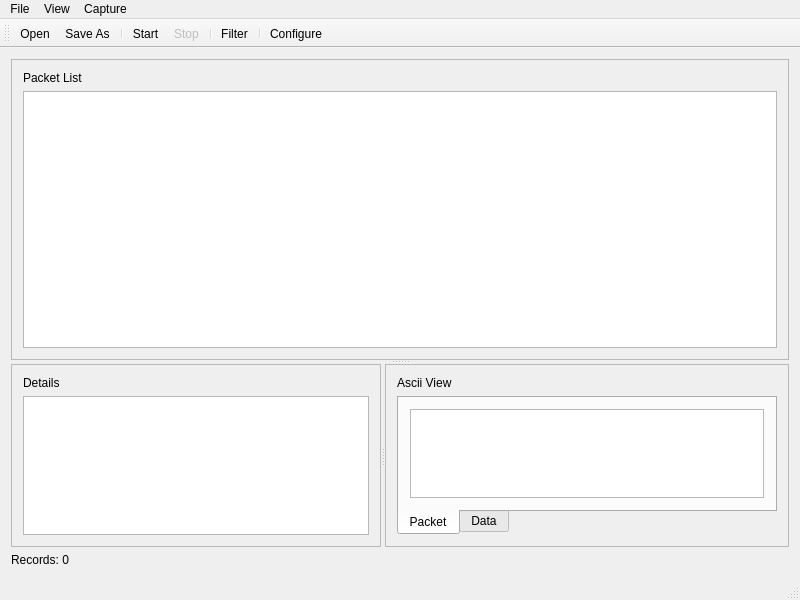
Qt form mainwindow.ui (lambdaconcept/usb2sniffer-qt) before a commit.
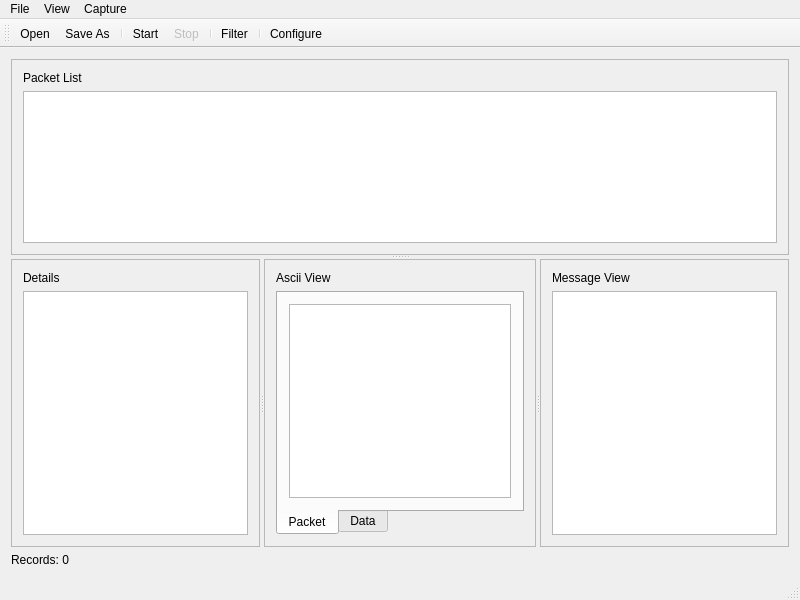
The same form after that commit. The open tabs and pages were chosen to show the change. Icons and pictures are not drawn.

Commit message: placeholder widget for raw messages

```diff
--- a/mainwindow.ui
+++ b/mainwindow.ui
@@ -32,13 +32,7 @@
      </widget>
     </item>
     <item row="0" column="0">
-     <widget class="QSplitter" name="splitV">
-      <property name="sizePolicy">
-       <sizepolicy hsizetype="Preferred" vsizetype="Preferred">
-        <horstretch>0</horstretch>
-        <verstretch>0</verstretch>
-       </sizepolicy>
-      </property>
+     <widget class="QSplitter" name="splitterV">
       <property name="orientation">
        <enum>Qt::Vertical</enum>
       </property>
@@ -90,19 +84,7 @@
         </item>
        </layout>
       </widget>
-      <widget class="QSplitter" name="splitH">
-       <property name="sizePolicy">
-        <sizepolicy hsizetype="Preferred" vsizetype="Preferred">
-         <horstretch>0</horstretch>
-         <verstretch>5</verstretch>
-        </sizepolicy>
-       </property>
-       <property name="minimumSize">
-        <size>
-         <width>0</width>
-         <height>0</height>
-        </size>
-       </property>
+      <widget class="QSplitter" name="splitterH">
        <property name="orientation">
         <enum>Qt::Horizontal</enum>
        </property>
@@ -216,6 +198,26 @@
          </item>
         </layout>
        </widget>
+       <widget class="QFrame" name="frameMessage">
+        <property name="frameShape">
+         <enum>QFrame::StyledPanel</enum>
+        </property>
+        <property name="frameShadow">
+         <enum>QFrame::Raised</enum>
+        </property>
+        <layout class="QVBoxLayout" name="verticalLayout_4">
+         <item>
+          <widget class="QLabel" name="labelMessage">
+           <property name="text">
+            <string>Message View</string>
+           </property>
+          </widget>
+         </item>
+         <item>
+          <widget class="QTreeView" name="messageView"/>
+         </item>
+        </layout>
+       </widget>
       </widget>
      </widget>
     </item>
```
Left out of the diff: 25 changed lines with no effect on the pictures. The commit also changes 7 other files.
